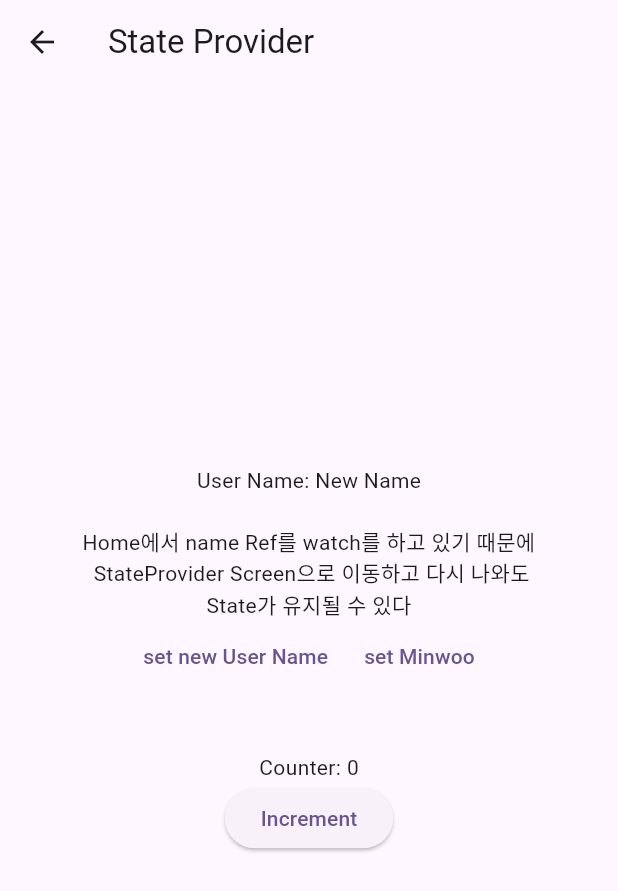
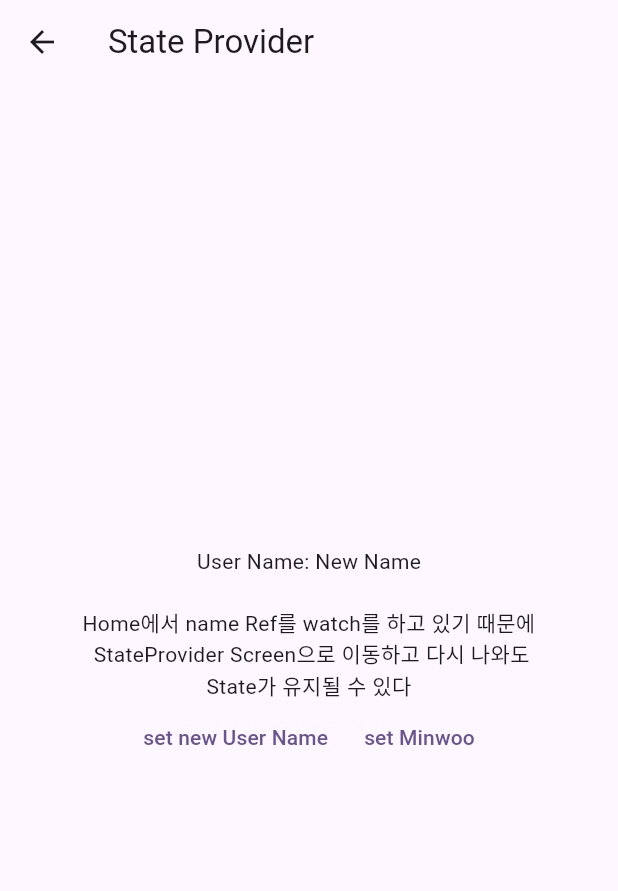
Before and after one commit to MinwooRowan/riverpod_study, a Flutter app: the StateScreen screen opened by its route, after a tap on "set new User Name", on a phone screen of 412 x 824 dp. Shown: the top 891 px of the screen. Run offline on Flutter 3.47's test engine with Material 2 defaults, Android fonts, the phone set to English and light mode, and no system bars; our stand-ins replace flutter_hooks, go_router, hooks_riverpod, logger, riverpod_annotation; generated files the repository leaves out were written again.

Commit message:
user Hooks study

```diff
--- a/lib/routes/routes.dart
+++ b/lib/routes/routes.dart
@@ -5,6 +5,9 @@ import 'package:riverpod_code_hooks/view/delayed_screen.dart';
 import 'package:riverpod_code_hooks/view/future_keep_alive_screen.dart';
 import 'package:riverpod_code_hooks/view/future_screen.dart';
 import 'package:riverpod_code_hooks/view/home_screen.dart';
+import 'package:riverpod_code_hooks/view/hooks/hooks_use_state_screen.dart';
+import 'package:riverpod_code_hooks/view/hooks/hooks_home_screen.dart';
+import 'package:riverpod_code_hooks/view/hooks/hooks_user_animation_controller.dart';
 import 'package:riverpod_code_hooks/view/pass_argument_screen.dart';
 import 'package:riverpod_code_hooks/view/state_screen.dart';
 
@@ -21,6 +24,35 @@ final routerProvider = Provider<GoRouter>((ref) {
           child: const HomeScreen(),
         ),
         routes: [
+          GoRoute(
+            path: HooksHomeScreen.route,
+            name: HooksHomeScreen.route,
+            pageBuilder: (context, state) => buildWithFadetTransition(
+              context: context,
+              state: state,
+              child: const HooksHomeScreen(),
+            ),
+            routes: [
+              GoRoute(
+                path: HooksUseStateScreen.route,
+                name: HooksUseStateScreen.route,
+                pageBuilder: (context, state) => buildWithFadetTransition(
+                  context: context,
+                  state: state,
+                  child: const HooksUseStateScreen(),
+                ),
+              ),
+              GoRoute(
+                path: HooksUseAnimationControllerScreen.route,
+                name: HooksUseAnimationControllerScreen.route,
+                pageBuilder: (context, state) => buildWithFadetTransition(
+                  context: context,
+                  state: state,
+                  child: const HooksUseAnimationControllerScreen(),
+                ),
+              ),
+            ],
+          ),
           GoRoute(
             path: StateScreen.route,
             name: StateScreen.route,
--- a/lib/view/home_screen.dart
+++ b/lib/view/home_screen.dart
@@ -5,6 +5,7 @@ import 'package:riverpod_code_hooks/provider/user_name_provider.dart';
 import 'package:riverpod_code_hooks/view/delayed_screen.dart';
 import 'package:riverpod_code_hooks/view/future_keep_alive_screen.dart';
 import 'package:riverpod_code_hooks/view/future_screen.dart';
+import 'package:riverpod_code_hooks/view/hooks/hooks_home_screen.dart';
 import 'package:riverpod_code_hooks/view/pass_argument_screen.dart';
 import 'package:riverpod_code_hooks/view/state_screen.dart';
 
@@ -21,7 +22,7 @@ class HomeScreen extends HookConsumerWidget {
           mainAxisAlignment: MainAxisAlignment.center,
           children: [
             Text('User Name : ${ref.watch(userNameProvider)}'),
-            const SizedBox(height: 40),
+            const SizedBox(height: 20),
             ElevatedButton(
               onPressed: () {
                 context.pushNamed(StateScreen.route);
@@ -52,6 +53,13 @@ class HomeScreen extends HookConsumerWidget {
               },
               child: const Text('PassArgument Provider'),
             ),
+            const SizedBox(height: 40),
+            ElevatedButton(
+              onPressed: () {
+                context.pushNamed(HooksHomeScreen.route);
+              },
+              child: const Text('Hooks Screens'),
+            ),
           ],
         ),
       ),
--- a/lib/view/state_screen.dart
+++ b/lib/view/state_screen.dart
@@ -1,5 +1,5 @@
 import 'package:flutter/material.dart';
-import 'package:flutter_hooks/flutter_hooks.dart';
+
 import 'package:hooks_riverpod/hooks_riverpod.dart';
 import 'package:riverpod_code_hooks/provider/user_name_provider.dart';
 
@@ -8,7 +8,6 @@ class StateScreen extends HookConsumerWidget {
   const StateScreen({super.key});
   @override
   Widget build(BuildContext context, WidgetRef ref) {
-    final counter = useState(0);
     final userName = ref.watch(userNameProvider);
 
     return Scaffold(
@@ -49,16 +48,6 @@ class StateScreen extends HookConsumerWidget {
                 ),
               ],
             ),
-
-            const SizedBox(height: 40),
-            // Hooks
-            Text('Counter: ${counter.value}'),
-            ElevatedButton(
-              onPressed: () {
-                counter.value++;
-              },
-              child: const Text('Increment'),
-            ),
           ],
         ),
       ),
```
Also changed, not shown: lib/view/hooks/hooks_home_screen.dart (added, +39 -0 lines), lib/view/hooks/hooks_use_state_screen.dart (added, +55 -0 lines), lib/view/hooks/hooks_user_animation_controller.dart (added, +48 -0 lines).
